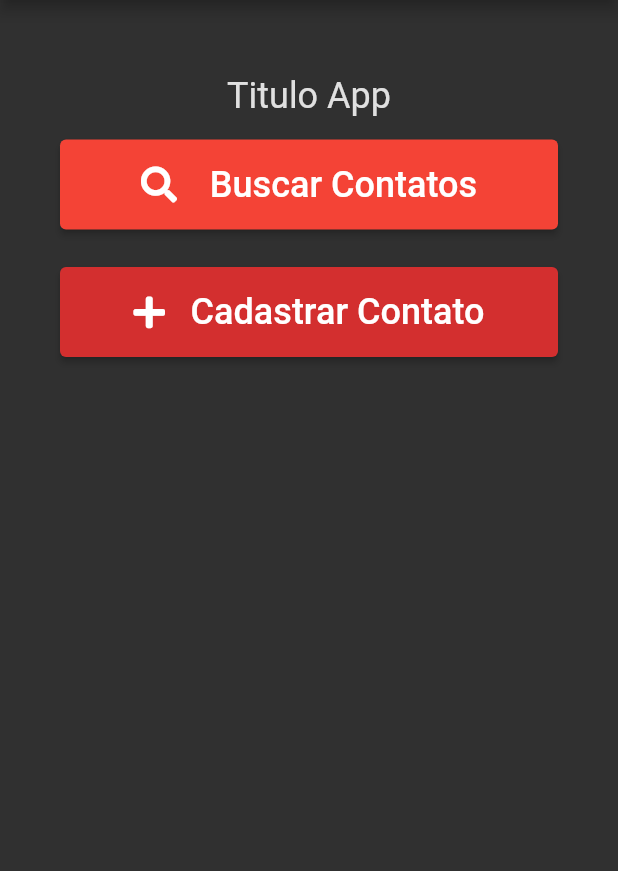
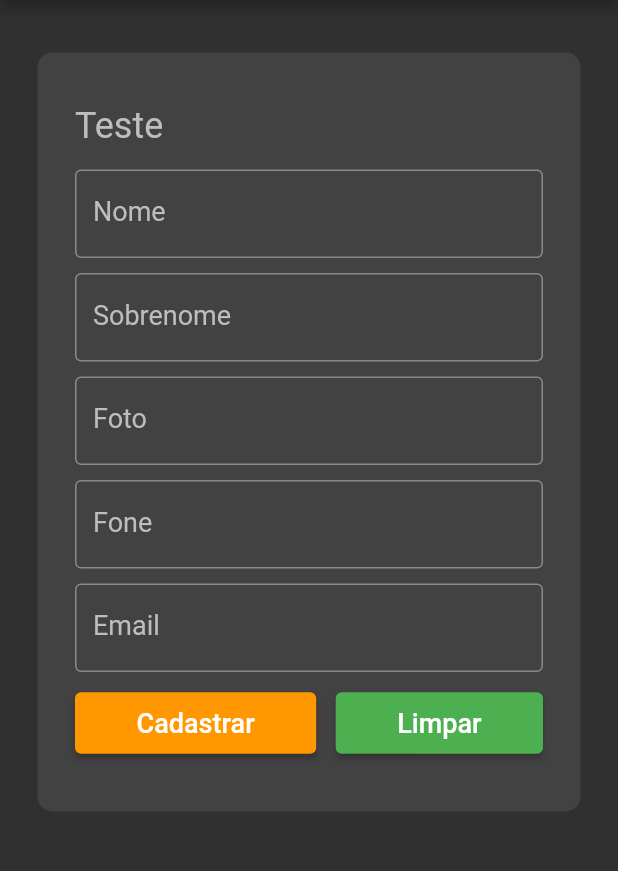
Before and after one commit to land13/Projetos-Aula-Fluttler, a Flutter app: the screen it shows after launch, after a tap on "Cadastrar Contato", on a phone screen of 412 x 824 dp, the part 84-955 px from its top. Run offline on Flutter 3.47's test engine with Material 2 defaults, Android fonts, the phone set to English and light mode, and no system bars; our stand-ins replace font_awesome_flutter; missing offline and left inert: dart:html.

Commit message:
Projeto Final Flutter

```diff
--- /dev/null
+++ b/agenda de contatos/agenda_contatos/lib/Model/contato.dart
@@ -0,0 +1,20 @@
+
+class Contato {
+
+  int id;
+  String nome;
+  String sobrenome;
+  String email;
+  String fone;
+  String foto;
+
+  Contato ({
+    required this.id,
+    required this.nome,
+    required this.sobrenome,
+    required this.email,
+    required this.fone,
+    required this.foto
+  });
+
+}
--- /dev/null
+++ b/agenda de contatos/agenda_contatos/lib/Model/contatoService.dart
@@ -0,0 +1,29 @@
+
+import 'package:agenda_contatos/Model/contato.dart';
+
+class ContatoService {
+
+  List<Contato> contatos = [];
+
+  void cadastrarContato(Contato contato) {
+    contatos.add(contato);
+  }
+
+  List listarContatos() {
+
+    List<Contato> contatos = [
+    Contato(id: 1, nome: "Beatriz", sobrenome: "Kern", email: "kern@gmail.com", fone: "52 992966651", foto: "img/1.png"),
+
+    Contato(id: 2, nome: "Ana", sobrenome: "Buceta", email: "ana@gmail.com", fone: "52 992966651", foto: "img/2.png"),
+
+    Contato(id: 3, nome: "Carlos", sobrenome: "Xereca", email: "xereca@gmail.com", fone: "52 992966651", foto: "img/3.png"),
+
+    Contato(id: 4, nome: "Capela", sobrenome: "Beta", email: "beta_spirit@gmail.com", fone: "52 992966651", foto: "img/capela.jpeg"),
+
+    ];
+
+    return contatos;
+  }
+
+
+}
--- /dev/null
+++ b/agenda de contatos/agenda_contatos/lib/View/Cadastro.dart
@@ -0,0 +1,162 @@
+
+import 'package:agenda_contatos/Model/contato.dart';
+import 'package:agenda_contatos/Model/contatoService.dart';
+import 'package:agenda_contatos/View/recursos/BarraSuperior.dart';
+import 'package:agenda_contatos/View/recursos/Menu.dart';
+import 'package:flutter/material.dart';
+
+class Cadastro extends StatefulWidget {
+  @override
+  State createState() => new CadastroState();
+}
+
+class CadastroState extends State<Cadastro> {
+
+  final nome = TextEditingController();
+  final sobrenome = TextEditingController();
+  final fone = TextEditingController();
+  final email = TextEditingController();
+  final foto = TextEditingController();
+
+  @override
+  Widget build(BuildContext context) {
+    return Scaffold(
+
+      appBar: BarraSuperior(),
+
+      drawer: MenuDrawer(),
+
+      body: SingleChildScrollView(
+        child: Container(
+          alignment: Alignment.center,
+          padding: EdgeInsets.symmetric(horizontal: 25, vertical: 35),
+          margin: EdgeInsets.symmetric(horizontal: 25, vertical: 35),
+          decoration: BoxDecoration(
+            borderRadius: BorderRadius.circular(10),
+            color: Colors.grey.shade800
+          ),
+
+          child: Column(
+            mainAxisAlignment: MainAxisAlignment.spaceAround,
+            children: [
+              Container(
+                alignment: Alignment.centerLeft,
+                margin: EdgeInsets.only(bottom: 15),
+                child: Text(
+                  "Teste",
+                  style: TextStyle(
+                    color: Colors.grey.shade400,
+                    fontSize: 24
+                  ),
+                ),
+              ),
+
+              campoInput("Nome", nome),
+              campoInput("Sobrenome", sobrenome),
+              campoInput("Foto", foto),
+              campoInput("Fone", fone),
+              campoInput("Email", email),
+
+              Row(
+                mainAxisAlignment: MainAxisAlignment.spaceBetween,
+                children: [
+                  Builder(
+                    builder: (BuildContext context) {
+                      return ElevatedButton(
+                        onPressed: () {
+
+                        },
+                        child: Container(
+                          padding: EdgeInsets.symmetric(
+                            horizontal: 25,
+                            vertical: 10
+                          ),
+                          child: Text(
+                            "Cadastrar",
+                            style: TextStyle(
+                              color: Colors.white,
+                              fontSize: 18
+                            ),
+                          ),
+                        ),
+
+                        style: ElevatedButton.styleFrom(
+                          primary: Colors.orange
+                        ),
+                      );
+                    }
+                  ),
+
+                  Builder(
+                    builder: (BuildContext context) {
+                      return ElevatedButton(
+                        onPressed: () {
+                          limparCampos();
+                        },
+                        child: Container(
+                          padding: EdgeInsets.symmetric(
+                            horizontal: 25,
+                            vertical: 10
+                          ),
+                          child: Text(
+                            "Limpar",
+                            style: TextStyle(
+                              color: Colors.white,
+                              fontSize: 18
+                            ),
+                          ),
+                        ),
+
+                        style: ElevatedButton.styleFrom(
+                          primary: Colors.green
+                        ),
+                      );
+                    }
+                  ),
+                ],
+              )
+            ],
+          ),
+        ),
+      ),
+    );
+  }
+
+  Container campoInput(String nomeCampo, TextEditingController controlador) {
+    return Container(
+      margin: EdgeInsets.only(bottom: 10),
+      child: TextField(
+        controller: controlador,
+
+        decoration: InputDecoration(
+          labelText: nomeCampo,
+          labelStyle: TextStyle(
+            color: Colors.grey.shade400,
+            fontSize: 18
+          ),
+          border: OutlineInputBorder(
+            borderSide: BorderSide(color: Colors.grey)
+          ),
+          focusedBorder: OutlineInputBorder(
+            borderSide: BorderSide(color: Colors.red)
+          ),
+        ),
+      ),
+    );
+  }
+
+  void limparCampos() {
+    this.nome.text = "";
+    this.sobrenome.text = "";
+    this.foto.text = "";
+    this.fone.text = "";
+    this.email.text = "";
+  }
+
+  void cadastrar() {
+    ContatoService service = new ContatoService();
+
+
+  }
+
+}
--- a/agenda de contatos/agenda_contatos/lib/View/Home.dart
+++ b/agenda de contatos/agenda_contatos/lib/View/Home.dart
@@ -1,4 +1,5 @@
 
+import 'package:agenda_contatos/View/Cadastro.dart';
 import 'package:agenda_contatos/View/buscar.dart';
 import 'package:agenda_contatos/View/recursos/BarraSuperior.dart';
 import 'package:agenda_contatos/View/recursos/Menu.dart';
@@ -113,7 +114,7 @@ class HomeState extends State<Home> {
                         onPressed: () {
                           Navigator.push(
                             context,
-                            MaterialPageRoute(builder: (context) => Home())
+                            MaterialPageRoute(builder: (context) => Cadastro())
                           );
                         },
 
--- a/agenda de contatos/agenda_contatos/lib/View/recursos/estilo.dart
+++ b/agenda de contatos/agenda_contatos/lib/View/recursos/estilo.dart
@@ -9,7 +9,9 @@ ThemeData estilo() {
     colorScheme: ColorScheme.dark(),
 
     floatingActionButtonTheme: FloatingActionButtonThemeData(
-      backgroundColor: Colors.red
+      backgroundColor: Colors.red,
+      foregroundColor: Colors.white,
+      hoverColor: Colors.blue
     )
   );
 }
```
Also changed, not shown: agenda de contatos/agenda_contatos/lib/View/buscar.dart (+61 -4 lines), agenda de contatos/agenda_contatos/lib/View/perfil.dart (added, +183 -0 lines), agenda de contatos/agenda_contatos/assets/img/1.png (added), agenda de contatos/agenda_contatos/assets/img/2.png (added), agenda de contatos/agenda_contatos/assets/img/3.png (added), agenda de contatos/agenda_contatos/assets/img/capela.jpeg (added).
